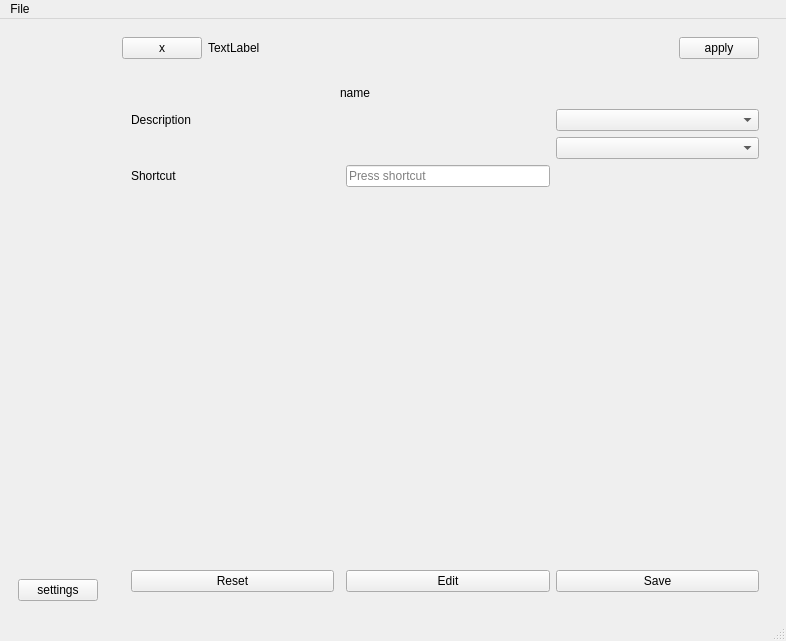
Qt form src/AppMainUi.ui (Vaisakhkm2625/keyboardcontrol) before a commit.
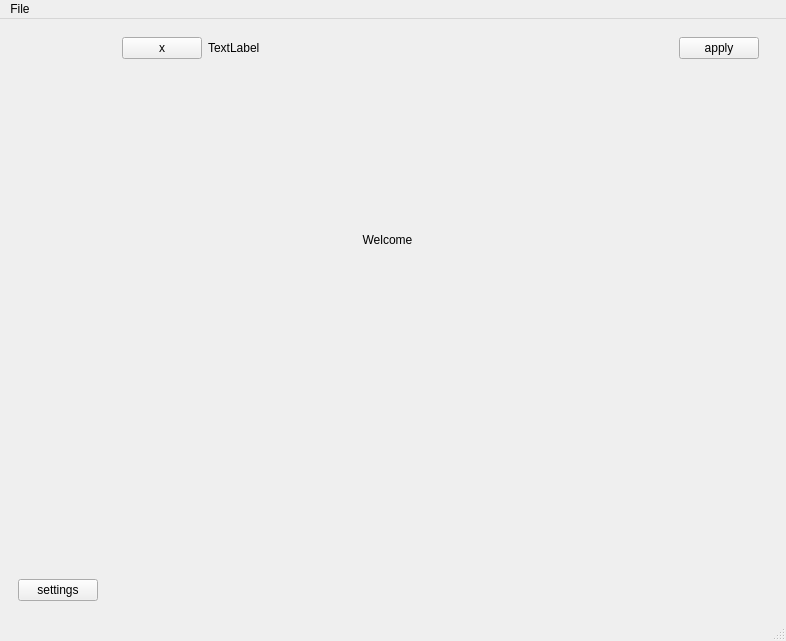
The same form after that commit. Icons and pictures are not drawn.

What changed in the file:
```diff
--- a/src/AppMainUi.ui
+++ b/src/AppMainUi.ui
@@ -73,9 +73,26 @@
        <item row="1" column="0">
         <widget class="QStackedWidget" name="stackedWidget">
          <property name="currentIndex">
-          <number>1</number>
+          <number>0</number>
          </property>
-         <widget class="QWidget" name="general_edit"/>
+         <widget class="QWidget" name="welcome_page">
+          <widget class="QLabel" name="label_4">
+           <property name="geometry">
+            <rect>
+             <x>190</x>
+             <y>130</y>
+             <width>151</width>
+             <height>71</height>
+            </rect>
+           </property>
+           <property name="text">
+            <string>Welcome</string>
+           </property>
+           <property name="alignment">
+            <set>Qt::AlignCenter</set>
+           </property>
+          </widget>
+         </widget>
          <widget class="QWidget" name="general_page">
           <layout class="QGridLayout" name="gridLayout_3">
            <item row="5" column="2">
```
Left out of the diff: 11 changed lines with no effect on the pictures.
